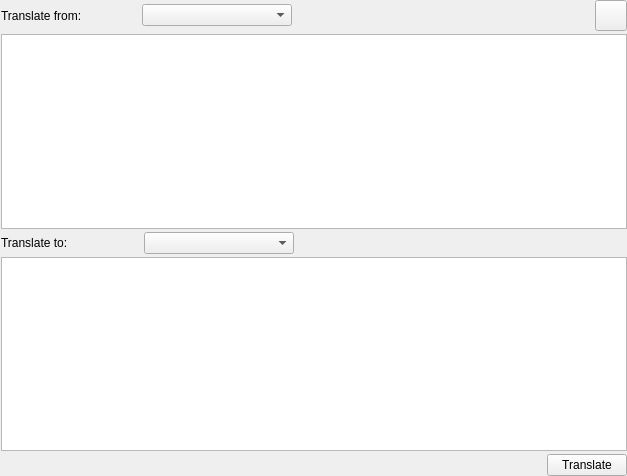
Qt form src/defaulttranslator.ui (NeiroNext/QuickTranslator) before a commit.
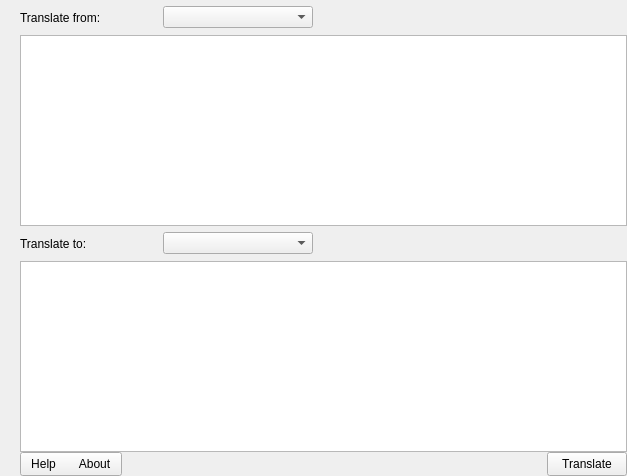
The same form after that commit. Icons and pictures are not drawn.

Diff of the .ui file:
```diff
--- a/src/defaulttranslator.ui
+++ b/src/defaulttranslator.ui
@@ -15,10 +15,10 @@
   </property>
   <layout class="QVBoxLayout" name="verticalLayout">
    <property name="spacing">
-    <number>3</number>
+    <number>0</number>
    </property>
    <property name="leftMargin">
-    <number>1</number>
+    <number>0</number>
    </property>
    <property name="topMargin">
     <number>0</number>
@@ -30,16 +30,32 @@
     <number>0</number>
    </property>
    <item>
+    <widget class="QFrame" name="header">
+     <property name="frameShape">
+      <enum>QFrame::NoFrame</enum>
+     </property>
     <layout class="QHBoxLayout" name="horizontalLayout">
      <property name="spacing">
-      <number>1</number>
+       <number>3</number>
+      </property>
+      <property name="leftMargin">
+       <number>20</number>
+      </property>
+      <property name="topMargin">
+       <number>0</number>
+      </property>
+      <property name="rightMargin">
+       <number>0</number>
+      </property>
+      <property name="bottomMargin">
+       <number>0</number>
      </property>
      <item>
       <widget class="QLabel" name="labelFrom">
        <property name="minimumSize">
         <size>
          <width>140</width>
-         <height>0</height>
+          <height>35</height>
         </size>
        </property>
        <property name="text">
@@ -64,7 +80,7 @@
        </property>
        <property name="sizeHint" stdset="0">
         <size>
-         <width>308</width>
+          <width>294</width>
          <height>20</height>
         </size>
        </property>
@@ -94,10 +110,19 @@
        <property name="autoExclusive">
         <bool>false</bool>
        </property>
+        <property name="autoRaise">
+         <bool>true</bool>
+        </property>
       </widget>
      </item>
     </layout>
+    </widget>
    </item>
+   <item>
+    <layout class="QVBoxLayout" name="mainVLayout">
+     <property name="leftMargin">
+      <number>20</number>
+     </property>
    <item>
     <widget class="QTextBrowser" name="ttbFrom">
      <property name="readOnly">
@@ -107,12 +132,15 @@
    </item>
    <item>
     <layout class="QHBoxLayout" name="horizontalLayout_2">
+       <property name="spacing">
+        <number>3</number>
+       </property>
      <item>
       <widget class="QLabel" name="labelTo">
        <property name="minimumSize">
         <size>
          <width>140</width>
-         <height>0</height>
+           <height>35</height>
         </size>
        </property>
        <property name="text">
@@ -152,8 +180,73 @@
      </property>
     </widget>
    </item>
+    </layout>
+   </item>
    <item>
+    <widget class="QFrame" name="footer">
+     <property name="frameShape">
+      <enum>QFrame::NoFrame</enum>
+     </property>
+     <property name="frameShadow">
+      <enum>QFrame::Raised</enum>
+     </property>
+     <property name="lineWidth">
+      <number>0</number>
+     </property>
     <layout class="QHBoxLayout" name="horizontalLayout_3">
+      <property name="spacing">
+       <number>0</number>
+      </property>
+      <property name="leftMargin">
+       <number>20</number>
+      </property>
+      <property name="topMargin">
+       <number>0</number>
+      </property>
+      <property name="rightMargin">
+       <number>0</number>
+      </property>
+      <property name="bottomMargin">
+       <number>0</number>
+      </property>
+      <item>
+       <widget class="QPushButton" name="btnHelp">
+        <property name="maximumSize">
+         <size>
+          <width>16777215</width>
+          <height>24</height>
+         </size>
+        </property>
+        <property name="styleSheet">
+         <string notr="true">padding: 4px;
+margin-right: -10px;
+padding-left: 10px;
+padding-right: 20px;</string>
+        </property>
+        <property name="text">
+         <string>Help</string>
+        </property>
+       </widget>
+      </item>
+      <item>
+       <widget class="QPushButton" name="btnAbout">
+        <property name="maximumSize">
+         <size>
+          <width>16777215</width>
+          <height>24</height>
+         </size>
+        </property>
+        <property name="styleSheet">
+         <string notr="true">padding: 4px;
+margin-left: -10px;
+padding-right: 10px;
+padding-left: 20px;</string>
+        </property>
+        <property name="text">
+         <string>About</string>
+        </property>
+       </widget>
+      </item>
      <item>
       <spacer name="horizontalSpacer_3">
        <property name="orientation">
@@ -161,7 +254,7 @@
        </property>
        <property name="sizeHint" stdset="0">
         <size>
-         <width>428</width>
+          <width>519</width>
          <height>20</height>
         </size>
        </property>
@@ -169,12 +262,19 @@
      </item>
      <item>
       <widget class="QPushButton" name="translate">
+        <property name="maximumSize">
+         <size>
+          <width>16777215</width>
+          <height>24</height>
+         </size>
+        </property>
        <property name="text">
         <string>Translate</string>
        </property>
       </widget>
      </item>
     </layout>
+    </widget>
    </item>
   </layout>
  </widget>
```
Left out of the diff: 2 changed lines with no effect on the pictures. Lines whose indentation alone changed are shown as unchanged.
